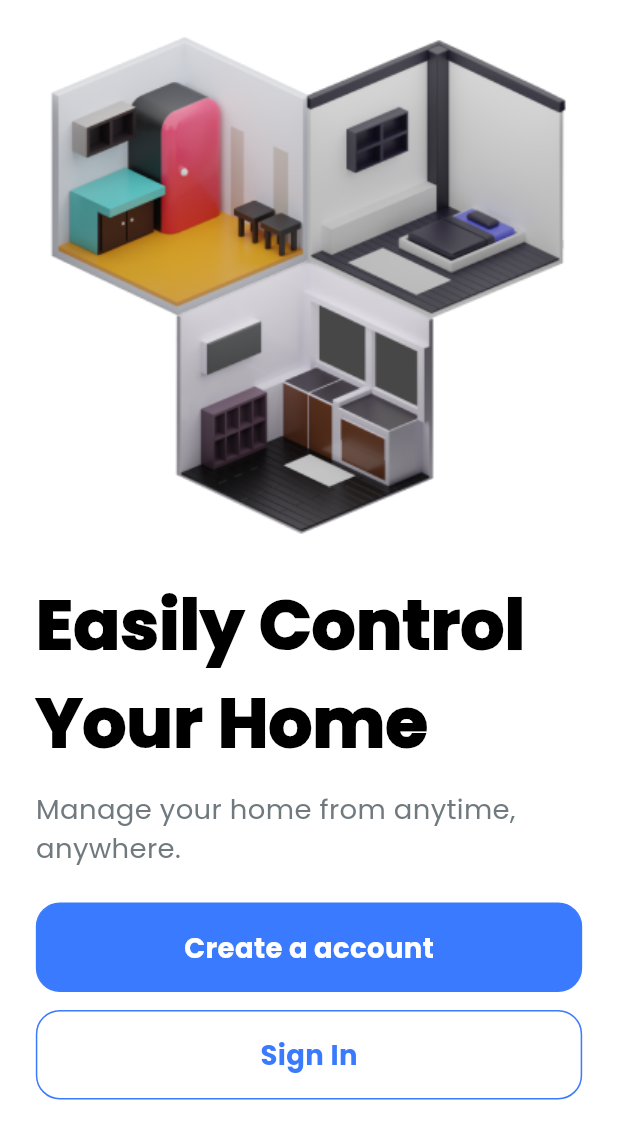
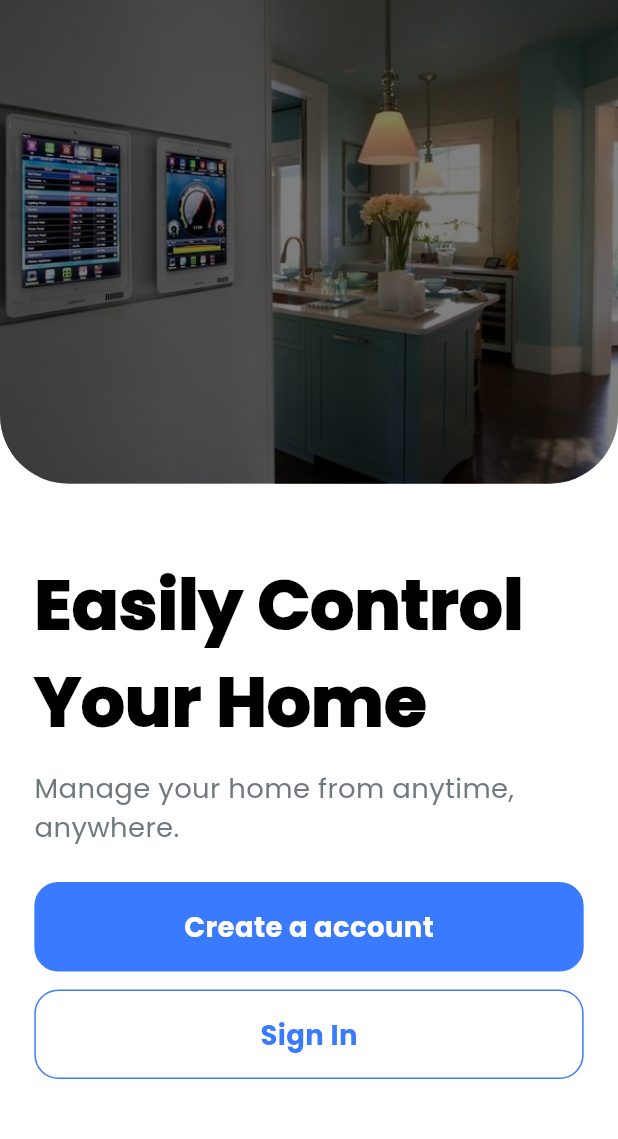
Before and after one commit to graduationproject273/graduatinproject, a Flutter app: the AuthButtonsView screen opened by its route, on a phone screen of 412 x 824 dp. Shown: the top 1139 px of the screen. Run offline on Flutter 3.47's test engine with Material 3 defaults, Android fonts, the phone set to English and light mode, and no system bars; our stand-ins replace bloc, dartz, device_preview, dio, dots_indicator, flutter_screenutil and 3 more; missing offline and left inert: data_connection_checker_tv; accounts and stored records are empty.

Commit message:
add image and font

```diff
--- a/lib/constants/images.dart
+++ b/lib/constants/images.dart
@@ -5,6 +5,10 @@ class Assets {
   /// Assets for images41
   /// assets/images/41.png
   static const String images41 = "assets/images/41.png";
+
+  /// Assets for images96f45ec46c3f43e470052afdd3c8c147
+  /// assets/images/96f45ec46c3f43e470052afdd3c8c147.jpg
+  static const String images96f45ec46c3f43e470052afdd3c8c147 = "assets/images/96f45ec46c3f43e470052afdd3c8c147.jpg";
 
   /// Assets for imagesAuthbuttonsimage
   /// assets/images/authbuttonsimage.png
--- a/lib/core/routeing/app_routing.dart
+++ b/lib/core/routeing/app_routing.dart
@@ -103,6 +103,10 @@ class AppRouting {
         return MaterialPageRoute(
           builder: (_) => const AuthButtonsView(),
         );
+      case Routes.contactus:
+        //return MaterialPageRoute(
+         // builder: (_) => const contac(),
+      //  );
       default:
         return null;
     }
--- a/lib/core/routeing/routes.dart
+++ b/lib/core/routeing/routes.dart
@@ -18,4 +18,5 @@ class Routes {
   static const String reviews = '/reviews';
   static const String authbuttonsview = '/authbuttonsview';
   static const String addReview = '/add-review';
+  static const String contactus = '/contactus'; // contactus
 }
--- a/lib/featrues/home/presentation/views/widgets/custom_appbar_inhome.dart
+++ b/lib/featrues/home/presentation/views/widgets/custom_appbar_inhome.dart
@@ -65,7 +65,7 @@ class _CustomAppbarInhomeState extends State<CustomAppbarInhome>
                 size: 30.sp, // حجم الأيقونة متجاوب
               ),
             ),
-            Text('EZhome', style: TextStyle(fontSize: 25.sp,color: maincolor,fontWeight:FontWeight.bold ),),
+            Text('EZhome', style: TextStyle(fontSize: 16.sp,color: maincolor,fontWeight:FontWeight.w800 ),),
             CircleAvatar(
           radius: 30,
           child: Image.asset(Assets.imagesAvatar))
--- a/lib/featrues/onbording/presentation/views/widgets/auth_buttons_view_body.dart
+++ b/lib/featrues/onbording/presentation/views/widgets/auth_buttons_view_body.dart
@@ -12,13 +12,44 @@ class AuthButtonsViewBody extends StatelessWidget {
   @override
   Widget build(BuildContext context) {
 
-    return Padding(
-      padding:  EdgeInsets.symmetric(horizontal: 20.0.h,vertical: 20.w),
-      child: SingleChildScrollView(
+    return SingleChildScrollView(
       child: Column(
         children: [
-            Image.asset(Assets.imagesAuthbuttonsimage,fit: BoxFit.cover,),
+  Stack(
+  children: [
+    /// الصورة مع قص الحواف
+    ClipRRect(
+      borderRadius: BorderRadius.only(
+        bottomLeft: Radius.circular(40.r),
+        bottomRight: Radius.circular(40.r),
+      ),
+      child: Image.asset(
+        Assets.images96f45ec46c3f43e470052afdd3c8c147,
+        fit: BoxFit.cover,
+        width: double.infinity, // تأكد من امتداد الصورة
+        height: 270.h, // حدد ارتفاعًا مناسبًا
+      ),
+    ),
+
+    /// الطبقة السوداء الشفافة فوق الصورة
+    Positioned.fill(
+      child: ClipRRect(
+        borderRadius: BorderRadius.only(
+          bottomLeft: Radius.circular(40.r),
+          bottomRight: Radius.circular(40.r),
+        ),
+        child: Container(
+          color: Colors.black.withOpacity(0.5), // تعديل الشفافية حسب الحاجة
+        ),
+      ),
+    ),
+  ],
+),
           SizedBox(height: 20.h),
+          Padding(
+            padding: EdgeInsets.symmetric(horizontal: 20.w,vertical: 20.h),
+            child: Column(
+              children: [
                 Text(
                   'Easily Control Your Home',
                   style: Textstyles.text3Inonboarding
@@ -39,6 +70,8 @@ class AuthButtonsViewBody extends StatelessWidget {
               ],
             ),
           ),
+        ],
+      ),
     );
   }
 }
```
Also changed, not shown: assets/images/96f45ec46c3f43e470052afdd3c8c147.jpg (added), pubspec.lock, 4 other files. Lines whose indentation alone changed are shown as unchanged.
